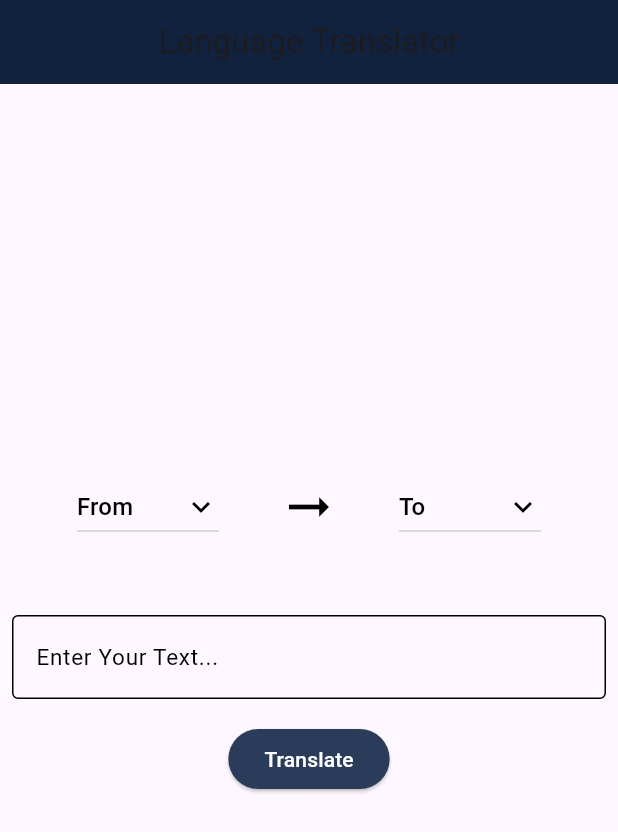
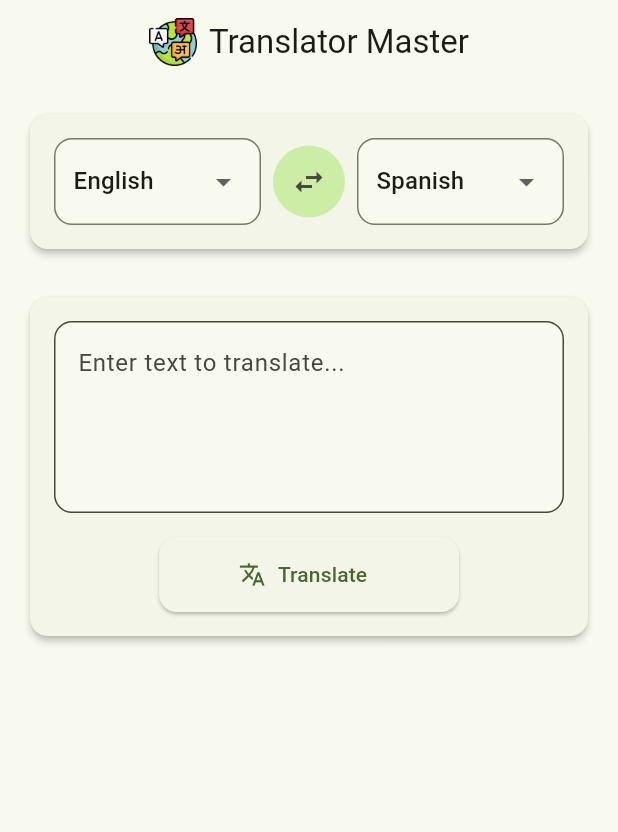
Before and after one commit to FOXYTHEPIRATE21/Flutter-language-translator, a Flutter app: the screen it shows after launch, on a phone screen of 412 x 824 dp. Shown: the top 832 px of the screen. Run offline on Flutter 3.47's test engine with Material 3 defaults, Android fonts, the phone set to English and light mode, and no system bars; missing offline and left inert: translator.

Commit message:
Design improvement and README update

```diff
--- a/lib/main.dart
+++ b/lib/main.dart
@@ -1,3 +1,4 @@
+// main.dart
 import 'package:flutter/material.dart';
 import 'package:language_translator/screen/language_translator.dart';
 
@@ -8,13 +9,23 @@ void main() {
 class MyApp extends StatelessWidget {
   const MyApp({super.key});
 
-  // This widget is the root of your application.
   @override
   Widget build(BuildContext context) {
     return MaterialApp(
-    title: 'Language Translator Application',
-    debugShowCheckedModeBanner: false,
-      home: LanguageTranslator(),
+      title: 'Translator Master',
+      debugShowCheckedModeBanner: false,
+      theme: ThemeData(
+        colorScheme: ColorScheme.fromSeed(
+          seedColor: const Color(0xFF7CB342),
+          secondary: const Color(0xFFE57373),
+        ),
+        useMaterial3: true,
+        appBarTheme: const AppBarTheme(
+          centerTitle: true,
+          elevation: 0,
+        ),
+      ),
+      home: const LanguageTranslator(),
     );
   }
 }
--- a/lib/screen/language_translator.dart
+++ b/lib/screen/language_translator.dart
@@ -1,4 +1,5 @@
 import 'package:flutter/material.dart';
+import 'package:flutter/services.dart';
 import 'package:translator/translator.dart';
 
 class LanguageTranslator extends StatefulWidget {
@@ -9,58 +10,84 @@ class LanguageTranslator extends StatefulWidget {
 }
 
 class _LanguageTranslatorState extends State<LanguageTranslator> {
-  var languages = ["English", "Hindi", "Spanish", "French", "German", "Italian", "Japanese", "Korean", "Russian", "Chinese"];
-  var originLanguage = "From";
-  var destinationLanguage = "To";
-  var output = "";
+  final languages = {
+    "English": "en",
+    "Hindi": "hi",
+    "Spanish": "es",
+    "French": "fr",
+    "German": "de",
+    "Italian": "it",
+    "Japanese": "ja",
+    "Korean": "ko",
+    "Russian": "ru",
+    "Chinese": "zh"
+  };
+
+  String originLanguage = "English";
+  String destinationLanguage = "Spanish";
+  String output = "";
+  bool isTranslating = false;
+
   final _formKey = GlobalKey<FormState>();
-  TextEditingController languageController = TextEditingController();
+  final TextEditingController _inputController = TextEditingController();
+  final translator = GoogleTranslator();
 
-  void translate(String src, String dest, String input) async {
-    if (src == "--" || dest == "--") {
+  void _swapLanguages() {
     setState(() {
-        output = "Please select both source and destination languages.";
+      final temp = originLanguage;
+      originLanguage = destinationLanguage;
+      destinationLanguage = temp;
+      if (_inputController.text.isNotEmpty && output.isNotEmpty) {
+        _inputController.text = output;
+        output = "";
+      }
     });
-      return;
   }
 
-    GoogleTranslator translator = GoogleTranslator();
+  Future<void> _copyToClipboard(String text) async {
+    await Clipboard.setData(ClipboardData(text: text));
+    if (mounted) {
+      ScaffoldMessenger.of(context).showSnackBar(
+        const SnackBar(
+          content: Text('Text copied to clipboard'),
+          duration: Duration(seconds: 2),
+        ),
+      );
+    }
+  }
+
+  Future<void> _translate() async {
+    if (!_formKey.currentState!.validate()) return;
+
+    setState(() {
+      isTranslating = true;
+      output = "";
+    });
+
     try {
-      var translation = await translator.translate(input, from: src, to: dest);
+      final translation = await translator.translate(
+        _inputController.text,
+        from: languages[originLanguage]!,
+        to: languages[destinationLanguage]!,
+      );
+
       setState(() {
-        output = translation.text.toString();
+        output = translation.text;
+        isTranslating = false;
       });
     } catch (e) {
       setState(() {
-        output = "Failed to translate: $e";
+        output = "Translation failed. Please try again.";
+        isTranslating = false;
       });
+      if (mounted) {
+        ScaffoldMessenger.of(context).showSnackBar(
+          const SnackBar(
+            content: Text('Error occurred during translation'),
+            backgroundColor: Colors.red,
+          ),
+        );
       }
-  }
-
-  String getLanguageCode(String language) {
-    switch (language) {
-      case "English":
-        return "en";
-      case "Hindi":
-        return "hi";
-      case "Spanish":
-        return "es";
-      case "French":
-        return "fr";
-      case "German":
-        return "de";
-      case "Italian":
-        return "it";
-      case "Japanese":
-        return "ja";
-      case "Korean":
-        return "ko";
-      case "Russian":
-        return "ru";
-      case "Chinese":
-        return "zh";
-      default:
-        return "--";
     }
   }
 
@@ -68,110 +95,146 @@ class _LanguageTranslatorState extends State<LanguageTranslator> {
   Widget build(BuildContext context) {
     return Scaffold(
       appBar: AppBar(
-        title: Text("Language Translator"),
+        title: Row(
+          mainAxisSize: MainAxisSize.min,
+          children: [
+            Image.asset('assets/languages.png', height: 32),
+            const SizedBox(width: 8),
+            const Text('Translator Master'),
+          ],
+        ),
         centerTitle: true,
-        backgroundColor: Color(0xff10223d),
-        elevation: 0,
       ),
-      body: Center(
-        child: SingleChildScrollView(
+      body: SingleChildScrollView(
+        child: Padding(
+          padding: const EdgeInsets.all(16.0),
           child: Form(
             key: _formKey,
             child: Column(
               children: [
-                SizedBox(height: 50),
-                Row(
+                // Language Selection
+                Card(
+                  elevation: 2,
+                  child: Padding(
+                    padding: const EdgeInsets.all(16.0),
+                    child: Row(
                       mainAxisAlignment: MainAxisAlignment.center,
                       children: [
-                    DropdownButton(
-                      hint: Text(
-                        originLanguage,
-                        style: TextStyle(color: Colors.black),
-                      ),
-                      dropdownColor: Colors.white,
-                      icon: Icon(Icons.keyboard_arrow_down, color: Colors.black),
-                      items: languages.map((String dropDownStringItem) {
-                        return DropdownMenuItem(
-                          value: dropDownStringItem,
-                          child: Text(dropDownStringItem, style: TextStyle(color: Colors.black)),
-                        );
-                      }).toList(),
-                      onChanged: (String? value) {
-                        setState(() {
-                          originLanguage = value!;
-                        });
+                        Expanded(
+                          child: _buildLanguageDropdown(
+                            value: originLanguage,
+                            onChanged: (value) {
+                              setState(() => originLanguage = value!);
                             },
                           ),
-                    SizedBox(width: 40),
-                    Icon(Icons.arrow_right_alt_outlined, color: Colors.black, size: 40),
-                    SizedBox(width: 40),
-                    DropdownButton(
-                      hint: Text(
-                        destinationLanguage,
-                        style: TextStyle(color: Colors.black),
                         ),
-                      dropdownColor: Colors.white,
-                      icon: Icon(Icons.keyboard_arrow_down, color: Colors.black),
-                      items: languages.map((String dropDownStringItem) {
-                        return DropdownMenuItem(
-                          value: dropDownStringItem,
-                          child: Text(dropDownStringItem, style: TextStyle(color: Colors.black)),
-                        );
-                      }).toList(),
-                      onChanged: (String? value) {
-                        setState(() {
-                          destinationLanguage = value!;
-                        });
+                        Padding(
+                          padding: const EdgeInsets.symmetric(horizontal: 8),
+                          child: IconButton(
+                            icon: const Icon(Icons.swap_horiz),
+                            onPressed: _swapLanguages,
+                            style: IconButton.styleFrom(
+                              backgroundColor: Theme.of(context).colorScheme.primaryContainer,
+                              padding: const EdgeInsets.all(12),
+                            ),
+                          ),
+                        ),
+                        Expanded(
+                          child: _buildLanguageDropdown(
+                            value: destinationLanguage,
+                            onChanged: (value) {
+                              setState(() => destinationLanguage = value!);
                             },
+                          ),
                         ),
                       ],
                     ),
-                SizedBox(height: 40),
-                Padding(
-                  padding: EdgeInsets.all(8),
-                  child: TextFormField(
-                    cursorColor: Colors.black,
-                    autocorrect: false,
-                    style: TextStyle(color: Colors.black),
+                  ),
+                ),
+
+                const SizedBox(height: 24),
+
+                // Input Section
+                Card(
+                  elevation: 2,
+                  child: Padding(
+                    padding: const EdgeInsets.all(16.0),
+                    child: Column(
+                      children: [
+                        TextFormField(
+                          controller: _inputController,
+                          maxLines: 4,
                           decoration: InputDecoration(
-                      labelText: "Enter Your Text...",
-                      labelStyle: TextStyle(fontSize: 15, color: Colors.black),
+                            hintText: 'Enter text to translate...',
                             border: OutlineInputBorder(
-                        borderSide: BorderSide(color: Colors.black, width: 1),
+                              borderRadius: BorderRadius.circular(12),
                             ),
-                      enabledBorder: OutlineInputBorder(
-                        borderSide: BorderSide(color: Colors.black, width: 1),
+                            filled: true,
+                            fillColor: Theme.of(context).colorScheme.surface,
                           ),
-                      errorStyle: TextStyle(color: Colors.red, fontSize: 15),
-                    ),
-                    controller: languageController,
                           validator: (value) {
-                      if (value == null || value.isEmpty) {
+                            if (value?.isEmpty ?? true) {
                               return 'Please enter some text';
                             }
                             return null;
                           },
                         ),
-                ),
-                Padding(
-                  padding: EdgeInsets.all(8),
-                  child: ElevatedButton(
-                    style: ElevatedButton.styleFrom(backgroundColor: Color(0xff2b3c5a)),
-                    onPressed: () {
-                      if (_formKey.currentState!.validate()) {
-                        translate(getLanguageCode(originLanguage), getLanguageCode(destinationLanguage), languageController.text.toString());
-                      }
-                    },
-                    child: Text("Translate", style: TextStyle(color: Colors.white)),
+                        const SizedBox(height: 16),
+                        ElevatedButton.icon(
+                          onPressed: isTranslating ? null : _translate,
+                          icon: isTranslating
+                            ? const SizedBox(
+                                width: 20,
+                                height: 20,
+                                child: CircularProgressIndicator(strokeWidth: 2),
+                              )
+                            : const Icon(Icons.translate),
+                          label: Text(isTranslating ? 'Translating...' : 'Translate'),
+                          style: ElevatedButton.styleFrom(
+                            minimumSize: const Size(200, 50),
+                            shape: RoundedRectangleBorder(
+                              borderRadius: BorderRadius.circular(12),
                             ),
                           ),
-                SizedBox(height: 20),
+                        ),
+                      ],
+                    ),
+                  ),
+                ),
+
+                const SizedBox(height: 24),
+
+                // Output Section
+                if (output.isNotEmpty)
+                  Card(
+                    elevation: 2,
+                    child: Padding(
+                      padding: const EdgeInsets.all(16.0),
+                      child: Column(
+                        crossAxisAlignment: CrossAxisAlignment.start,
+                        children: [
+                          Row(
+                            mainAxisAlignment: MainAxisAlignment.spaceBetween,
+                            children: [
                               Text(
-                  "\n$output",
-                  style: TextStyle(
-                    color: Colors.black,
-                    fontWeight: FontWeight.bold,
-                    fontSize: 20,
+                                'Translation',
+                                style: Theme.of(context).textTheme.titleMedium,
+                              ),
+                              IconButton(
+                                icon: const Icon(Icons.copy),
+                                onPressed: () => _copyToClipboard(output),
+                                tooltip: 'Copy to clipboard',
+                              ),
+                            ],
+                          ),
+                          const Divider(),
+                          const SizedBox(height: 8),
+                          SelectableText(
+                            output,
+                            style: Theme.of(context).textTheme.bodyLarge,
+                          ),
+                        ],
+                      ),
                     ),
                   ),
               ],
@@ -181,4 +244,38 @@ class _LanguageTranslatorState extends State<LanguageTranslator> {
       ),
     );
   }
+
+  Widget _buildLanguageDropdown({
+    required String value,
+    required void Function(String?) onChanged,
+  }) {
+    return Container(
+      padding: const EdgeInsets.symmetric(horizontal: 12, vertical: 4),
+      decoration: BoxDecoration(
+        color: Theme.of(context).colorScheme.surface,
+        borderRadius: BorderRadius.circular(12),
+        border: Border.all(
+          color: Theme.of(context).colorScheme.outline,
+        ),
+      ),
+      child: DropdownButton<String>(
+        value: value,
+        items: languages.keys.map((String language) {
+          return DropdownMenuItem(
+            value: language,
+            child: Text(language),
+          );
+        }).toList(),
+        onChanged: onChanged,
+        isExpanded: true,
+        underline: const SizedBox(),
+      ),
+    );
   }
+
+  @override
+  void dispose() {
+    _inputController.dispose();
+    super.dispose();
+  }
+}
```
Also changed, not shown: pubspec.yaml (+26 -72 lines), assets/languages.png (added), pubspec.lock, 37 other files. Lines whose indentation alone changed are shown as unchanged.
